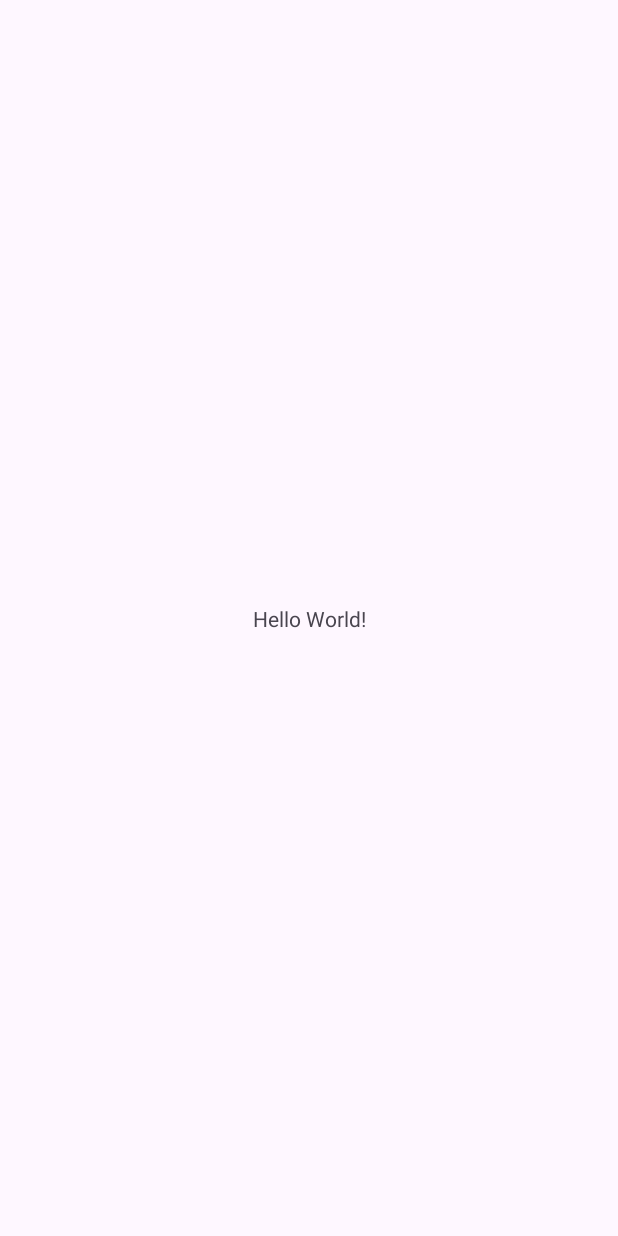
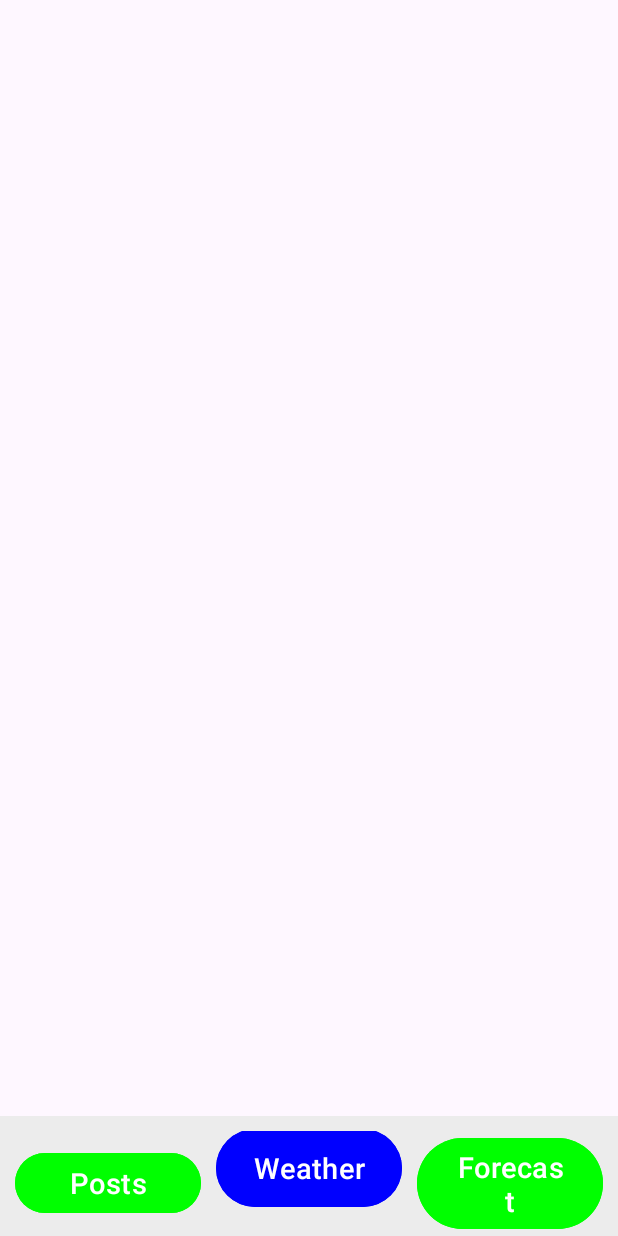
Before and after one commit to ChrisX21/Fishing_App, an Android app: the screen it shows after launch (MainActivity), on a phone screen of 412 x 824 dp. Before the commit the screen is almost empty. Run offline under Robolectric (Android 15) with nearby library versions, the phone set to English and light mode, and no system bars.

Commit message:
added navbar

```diff
--- a/app/src/main/res/layout/activity_main.xml
+++ b/app/src/main/res/layout/activity_main.xml
@@ -1,19 +1,50 @@
 <?xml version="1.0" encoding="utf-8"?>
-<androidx.constraintlayout.widget.ConstraintLayout xmlns:android="http://schemas.android.com/apk/res/android"
-    xmlns:app="http://schemas.android.com/apk/res-auto"
+<RelativeLayout xmlns:android="http://schemas.android.com/apk/res/android"
     xmlns:tools="http://schemas.android.com/tools"
     android:id="@+id/main"
     android:layout_width="match_parent"
     android:layout_height="match_parent"
     tools:context=".MainActivity">
 
-    <TextView
-        android:layout_width="wrap_content"
+
+    <LinearLayout
+        android:layout_width="match_parent"
         android:layout_height="wrap_content"
-        android:text="Hello World!"
-        app:layout_constraintBottom_toBottomOf="parent"
-        app:layout_constraintEnd_toEndOf="parent"
-        app:layout_constraintStart_toStartOf="parent"
-        app:layout_constraintTop_toTopOf="parent" />
+        android:orientation="horizontal"
+        android:gravity="center"
+        android:layout_alignParentBottom="true"
+        android:background="#ECECEC"
+        android:paddingTop="10dp">
 
-</androidx.constraintlayout.widget.ConstraintLayout>
+        <Button
+            android:layout_width="0dp"
+            android:layout_height="wrap_content"
+            android:layout_weight="1"
+            android:text="Posts"
+            android:textSize="19sp"
+            android:layout_marginLeft="10dp"
+            android:backgroundTint="#00FF00"/>
+
+        <Button
+            android:layout_width="0dp"
+            android:layout_height="wrap_content"
+            android:layout_weight="1"
+            android:layout_marginBottom="10dp"
+            android:height="60dp"
+            android:text="Weather"
+            android:textSize="19sp"
+            android:layout_marginLeft="10dp"
+            android:backgroundTint="#0000FF"/>
+
+        <Button
+            android:layout_width="0dp"
+            android:layout_height="wrap_content"
+            android:layout_weight="1"
+            android:text="Forecast"
+            android:textSize="19sp"
+            android:layout_marginLeft="10dp"
+            android:layout_marginRight="10dp"
+            android:backgroundTint="#00FF00"/>
+    </LinearLayout>
+
+</RelativeLayout>
```
